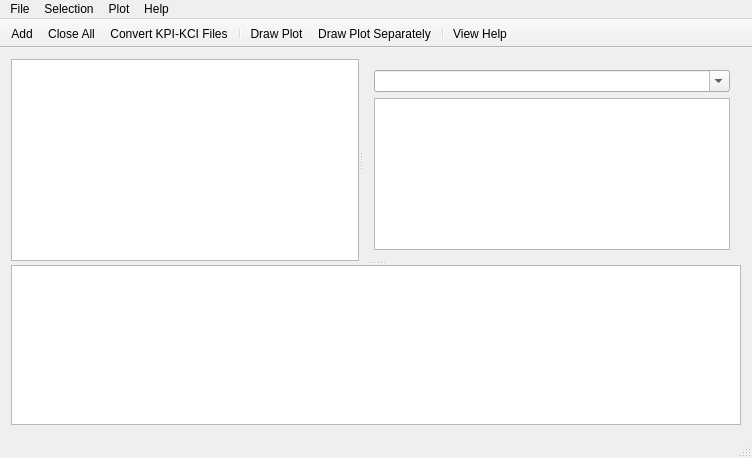
kery/MacVisTat, file VisualStatistics/mainwindow.ui: the form before one commit.
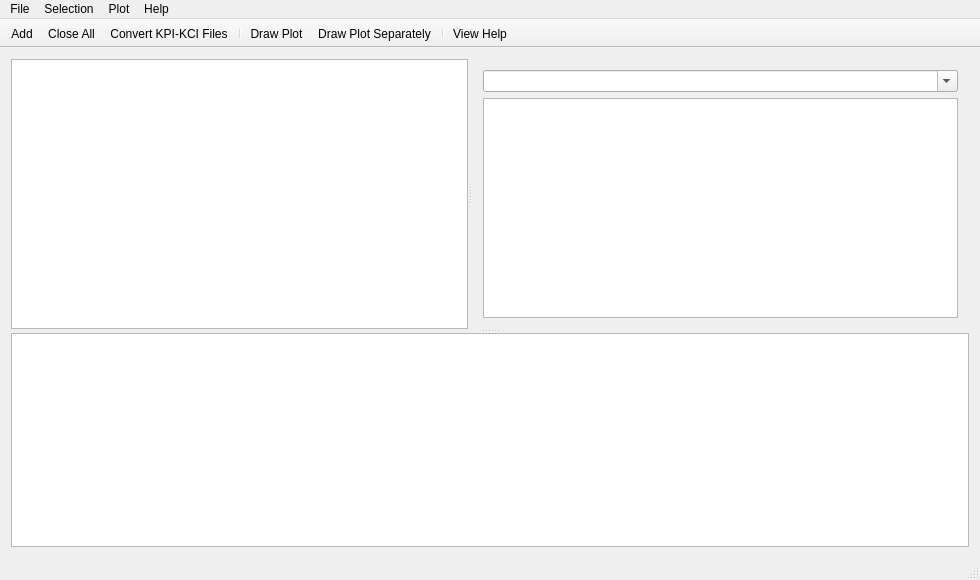
The form after the commit. Icons and pictures are not drawn.

Commit message: Change the default size of main window.

What changed in the file:
```diff
--- a/VisualStatistics/mainwindow.ui
+++ b/VisualStatistics/mainwindow.ui
@@ -6,8 +6,8 @@
    <rect>
     <x>0</x>
     <y>0</y>
-    <width>752</width>
-    <height>458</height>
+    <width>980</width>
+    <height>580</height>
    </rect>
   </property>
   <property name="contextMenuPolicy">
@@ -110,7 +110,7 @@
     <rect>
      <x>0</x>
      <y>0</y>
-     <width>752</width>
+     <width>980</width>
      <height>26</height>
     </rect>
    </property>
```
